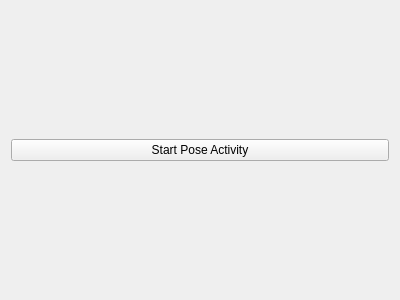
Above: bm_framework_ros2_pkg/bm_framework_ros2_pkg/qt_app/ui_sources/static_pose_activation_widget.ui from Pzkane/BodyMotionsFramework before the change. Below: the same form after it.
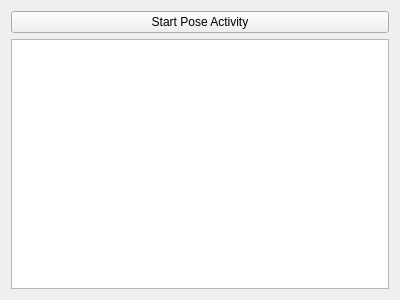
That is the form after the change.

```diff
--- a/bm_framework_ros2_pkg/bm_framework_ros2_pkg/qt_app/ui_sources/static_pose_activation_widget.ui
+++ b/bm_framework_ros2_pkg/bm_framework_ros2_pkg/qt_app/ui_sources/static_pose_activation_widget.ui
@@ -21,6 +21,9 @@
      </property>
     </widget>
    </item>
+   <item>
+    <widget class="QPlainTextEdit" name="plainTextEdit"/>
+   </item>
   </layout>
  </widget>
  <resources/>
```
